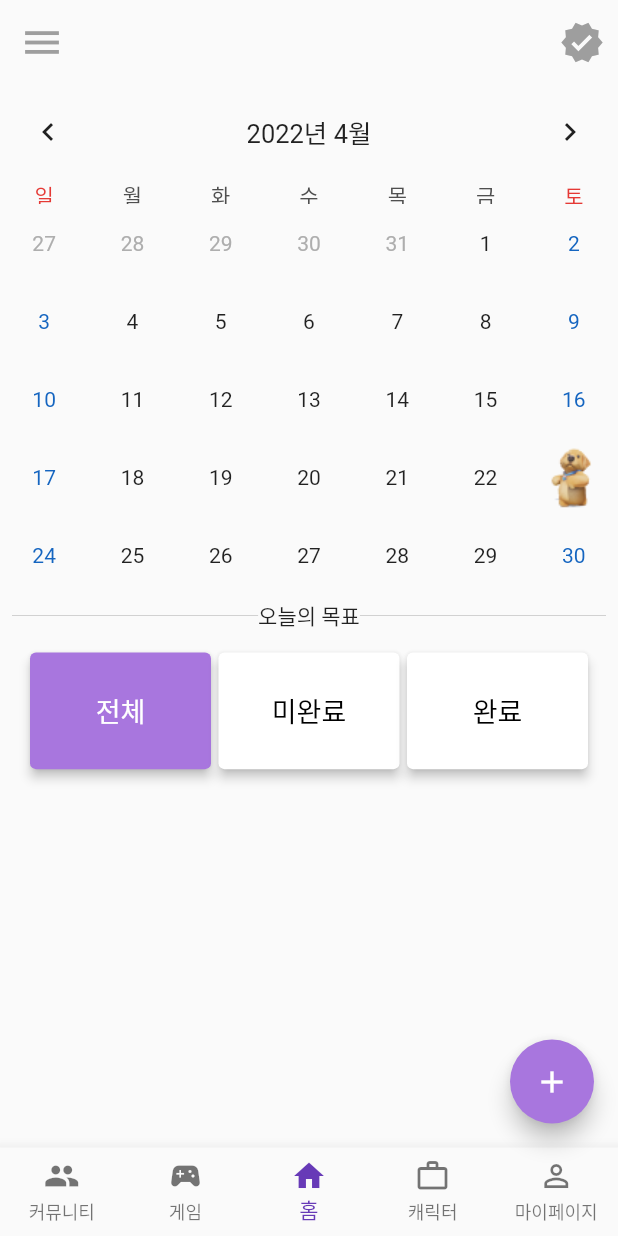
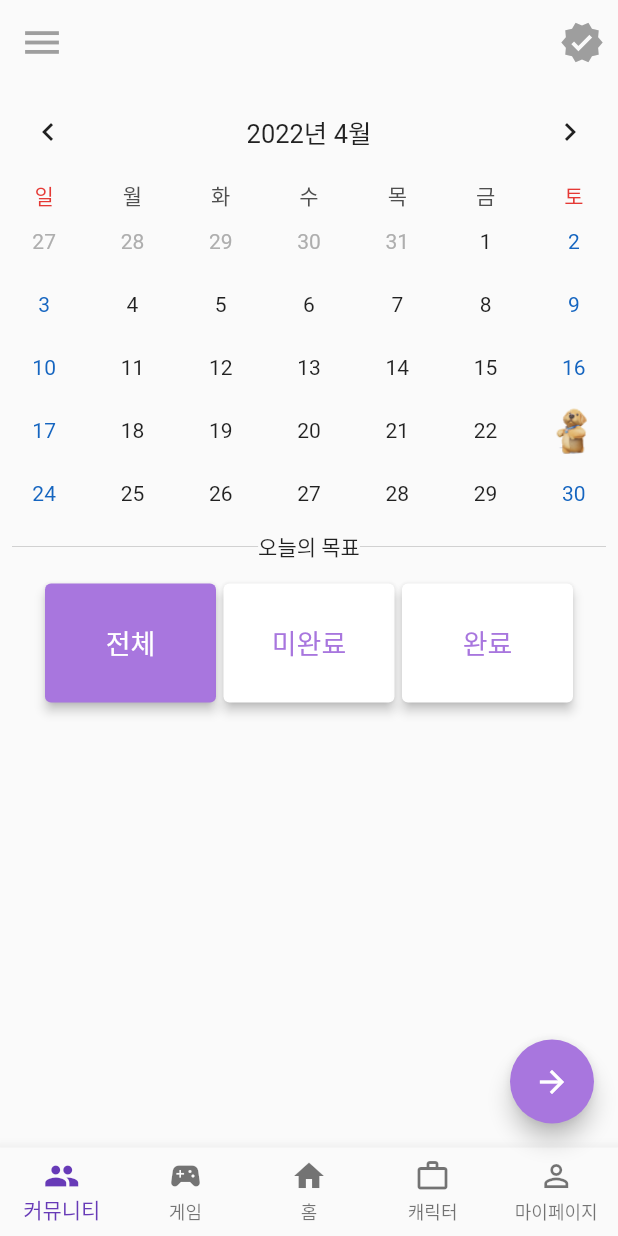
Before and after one commit to JasonKK/BOM-frontend, a Flutter app: the screen it shows after launch, after a tap on the "menu" icon, on a phone screen of 412 x 824 dp. Run offline on Flutter 3.47's test engine with Material 2 defaults, Android fonts, the phone set to English and light mode, and no system bars; drawn by our look-alikes of table_calendar; our stand-ins replace flutter_hooks, flutter_riverpod, google_fonts, hooks_riverpod; network calls fail.

Commit message:
Create Details(daily) Page & refactoring

```diff
--- a/lib/main.dart
+++ b/lib/main.dart
@@ -22,7 +22,7 @@ class MyApp extends StatelessWidget {
       theme: ThemeData(
         primarySwatch: Colors.blue,
       ),
-      home: const homeScreen(),
+      home: const HomeScreen(),
     );
   }
 }
--- a/lib/provider/todo_provider.dart
+++ b/lib/provider/todo_provider.dart
@@ -39,7 +39,6 @@ class TodoList extends StateNotifier<List<Todo>> {
     final plans = await _repository.createTodo(plan); // final plans = await _repository!.createTodo(plan);
     return plans;
   }
-
 
   void add(String description) { // 추후 수정
     state = [
--- a/lib/repository/plan_repository.dart
+++ b/lib/repository/plan_repository.dart
@@ -7,8 +7,8 @@ class TodoRepository{
   static const urlApi = 'http://ec2-3-39-177-232.ap-northeast-2.compute.amazonaws.com';
 
   Future<List<Todo>> loadTodos() async{
-    var url =  Uri.parse(urlApi+'/plan/all?date=2022-04-18&userId=1');
-    // var url =  Uri.parse(urlApi+'/plan/all?date=${getToday()}&userId=1');
+    // var url =  Uri.parse(urlApi+'/plan/all?date=2022-04-18&userId=1');
+    var url =  Uri.parse(urlApi+'/plan/all?date=${getToday()}&userId=1');
     var response = await http.get(url);
     if(response.body == null){
       print('error with get');
--- /dev/null
+++ b/lib/view/components/appbar.dart
@@ -0,0 +1,34 @@
+import 'package:flutter/material.dart';
+
+class BomAppBar extends StatefulWidget implements PreferredSizeWidget {
+  const BomAppBar({Key? key}) : preferredSize = const Size.fromHeight(kToolbarHeight), super(key: key);
+
+  @override
+  State<BomAppBar> createState() => _BomAppBarState();
+
+  @override
+  final Size preferredSize; // default is 56.0
+}
+
+class _BomAppBarState extends State<BomAppBar> {
+  @override
+  Widget build(BuildContext context) {
+    return AppBar(
+        title: const Text(''),
+        backgroundColor: Colors.transparent,
+        elevation: 0.0,
+        // 좌측
+        leading: IconButton(
+            icon: const Icon(Icons.menu, color: Colors.grey),
+            onPressed: () {},
+            iconSize: 30.0),
+        // 우측
+        actions: [
+          IconButton(
+            icon: const Icon(Icons.verified, color: Colors.grey),
+            onPressed: () {},
+            iconSize: 30.0,
+          )
+        ]);
+  }
+}
--- /dev/null
+++ b/lib/view/components/bottom_navigation.dart
@@ -0,0 +1,33 @@
+// navigation bar는 임시이므로 riverpod로 구현할 것
+import 'package:flutter/material.dart';
+
+class BottomNavigationBarWidget extends StatefulWidget {
+  int index;
+
+  BottomNavigationBarWidget({Key? key, required this.index}) : super(key: key);
+
+  @override
+  State<BottomNavigationBarWidget> createState() =>
+      BottomNavigationBarWidgetState();
+}
+
+class BottomNavigationBarWidgetState
+    extends State<BottomNavigationBarWidget> {
+  @override
+  Widget build(BuildContext context) {
+    return BottomNavigationBar(
+      type: BottomNavigationBarType.fixed,
+      items: const [
+        BottomNavigationBarItem(icon: Icon(Icons.group), label: "커뮤니티"),
+        BottomNavigationBarItem(icon: Icon(Icons.sports_esports), label: "게임"),
+        BottomNavigationBarItem(icon: Icon(Icons.home), label: "홈"),
+        BottomNavigationBarItem(icon: Icon(Icons.work_outline), label: "캐릭터"),
+        BottomNavigationBarItem(
+            icon: Icon(Icons.person_outline), label: "마이페이지"),
+      ],
+      currentIndex: widget.index,
+      onTap: (int index) => setState(() => widget.index = index),
+      selectedItemColor: Colors.deepPurple,
+    );
+  }
+}
--- a/lib/view/components/calendar.dart
+++ b/lib/view/components/calendar.dart
@@ -2,14 +2,14 @@ import 'package:table_calendar/table_calendar.dart';
 import 'package:bom_front/utils.dart';
 import 'package:flutter/material.dart';
 
-class bomCalendar extends StatefulWidget {
-  const bomCalendar({Key? key}) : super(key: key);
+class BomCalendar extends StatefulWidget {
+  const BomCalendar({Key? key}) : super(key: key);
 
   @override
-  State<bomCalendar> createState() => _bomCalendarState();
+  State<BomCalendar> createState() => _BomCalendarState();
 }
 
-class _bomCalendarState extends State<bomCalendar> with TickerProviderStateMixin {
+class _BomCalendarState extends State<BomCalendar> with TickerProviderStateMixin {
 
   CalendarFormat _calendarFormat = CalendarFormat.month;
 
@@ -41,6 +41,11 @@ class _bomCalendarState extends State<bomCalendar> with TickerProviderStateMixin
         CalendarFormat.month: '',
         CalendarFormat.week: ''
       },
+      // headerVisible:false,
+      // daysOfWeekVisible: false,
+      rowHeight: 42.0,
+        daysOfWeekHeight: 20.0,
+        // pageAnimationEnabled:false,
       calendarStyle: CalendarStyle(
         // outsideDaysVisible: false,
         weekendTextStyle:
--- a/lib/view/components/filter_button_widget.dart
+++ b/lib/view/components/filter_button_widget.dart
@@ -14,13 +14,13 @@ class FilterButtons extends HookConsumerWidget {
   Widget build(BuildContext context, WidgetRef ref) {
     final filter = ref.watch(todoListFilter);
     Color textColorFor(TodoListFilter value) =>
-        filter == value ? Colors.white : Colors.black;
+        filter == value ? Colors.white : Color(0xffA876DE);
     Color primaryColorFor(TodoListFilter value) =>
         filter == value ? Color(0xffA876DE) : Colors.white;
 
     return Material(
         child: Container(
-      padding: const EdgeInsets.symmetric(horizontal: 20, vertical: 0),
+      padding: const EdgeInsets.symmetric(horizontal: 30, vertical: 0),
       child: Row(
         mainAxisAlignment: MainAxisAlignment.spaceBetween,
         crossAxisAlignment: CrossAxisAlignment.stretch,
--- a/lib/view/components/plan.dart
+++ b/lib/view/components/plan.dart
@@ -29,10 +29,12 @@ class Plan extends HookConsumerWidget {
               child: FilterButtons()
           ),
           Expanded(
-            flex: 6,
+            flex: 7,
+            child: Padding(
+              padding: const EdgeInsets.only(top: 16.0),
               child: ListView( // ListView.builder 또한 ok
                     children: [
-                    const SizedBox(height: 19),
+                      const SizedBox(height: 2.0),
                       for (var i = 0; i < todos.length; i++) ...[
                         if (i > 0) const SizedBox(height: 5),
                         Dismissible(
@@ -50,6 +52,7 @@ class Plan extends HookConsumerWidget {
                         ),
                       ],
                     ],
+                  ),
             ),
           ),
         ],
--- a/lib/view/components/plan_item_widget.dart
+++ b/lib/view/components/plan_item_widget.dart
@@ -20,7 +20,7 @@ class PlanItem extends HookConsumerWidget {
 
     return Container(
         width: double.infinity,
-        padding: const EdgeInsets.symmetric(horizontal: 20),
+        padding: const EdgeInsets.symmetric(horizontal: 30),
         child: Material(
           color: Colors.white,
           elevation: 3,
@@ -60,7 +60,7 @@ class PlanItem extends HookConsumerWidget {
                       focusNode: textFieldFocusNode,
                       controller: textEditingController,
                     )
-                  : Text(todo.planName),
+                  : Text(todo.planName, style: TextStyle(fontSize: 18.0)),
             ),
           ),
         ));
--- a/lib/view/hom_view.dart
+++ b/lib/view/hom_view.dart
@@ -1,40 +1,30 @@
 import 'package:bom_front/view/add_view.dart';
+import 'package:bom_front/view/components/appbar.dart';
 import 'package:bom_front/view/components/calendar.dart';
 import 'package:bom_front/view/components/plan.dart';
 import 'package:flutter/material.dart';
 
-class homeScreen extends StatefulWidget {
-  const homeScreen({Key? key}) : super(key: key);
+import 'components/bottom_navigation.dart';
+import 'home_detail_view.dart';
+
+class HomeScreen extends StatefulWidget {
+  const HomeScreen({Key? key}) : super(key: key);
 
   @override
-  State<homeScreen> createState() => _homeScreenState();
+  State<HomeScreen> createState() => _HomeScreenState();
 }
 
-class _homeScreenState extends State<homeScreen> {
+class _HomeScreenState extends State<HomeScreen> {
+  int index = 2;
+
   @override
   Widget build(BuildContext context) {
     return Scaffold(
-        appBar: AppBar(
-            title: const Text(''),
-            backgroundColor: Colors.transparent,
-            elevation: 0.0,
-            // 좌측
-            leading: IconButton(
-                icon: const Icon(Icons.menu, color: Colors.grey),
-                onPressed: () {},
-                iconSize: 30.0),
-            // 우측
-            actions: [
-              IconButton(
-                icon: const Icon(Icons.verified, color: Colors.grey),
-                onPressed: () {},
-                iconSize: 30.0,
-              )
-            ]),
+        appBar: BomAppBar(),
         body: Center(
           child: Column(
             children: [
-              bomCalendar(),
+              BomCalendar(),
               const SizedBox(height: 4), // to protect appBar block
               Padding(
                 padding: const EdgeInsets.symmetric(horizontal: 8.0),
@@ -53,28 +43,15 @@ class _homeScreenState extends State<homeScreen> {
               const SizedBox(height: 19),
             ],
           ),
-        ),floatingActionButton: FloatingActionButton(
-      child: Icon(Icons.add),backgroundColor: Color(0xffA876DE),
-      onPressed: (){
-        Navigator.push(context, MaterialPageRoute(builder: (context) => AddPlan()));
-      },
-    ),
-        bottomNavigationBar: _bottomNavigationBarWidget());
+        ),
+        floatingActionButton: FloatingActionButton(
+          child: Icon(Icons.arrow_forward),
+          backgroundColor: Color(0xffA876DE),
+          onPressed: () {
+            Navigator.push(
+                context, MaterialPageRoute(builder: (context) => HomeDetailScreen()));
+          },
+        ),
+        bottomNavigationBar: BottomNavigationBarWidget(index: index));
   }
 }
-
-Widget _bottomNavigationBarWidget() {
-  return BottomNavigationBar(
-    type: BottomNavigationBarType.fixed,
-    items: const [
-      BottomNavigationBarItem(icon: Icon(Icons.group), label: "커뮤니티"),
-      BottomNavigationBarItem(icon: Icon(Icons.sports_esports), label: "게임"),
-      BottomNavigationBarItem(icon: Icon(Icons.home), label: "홈"),
-      BottomNavigationBarItem(icon: Icon(Icons.work_outline), label: "캐릭터"),
-      BottomNavigationBarItem(icon: Icon(Icons.person_outline), label: "마이페이지"),
-    ],
-    currentIndex: 2,
-    onTap: (index) {},
-    selectedItemColor: Colors.deepPurple,
-  );
-}
--- /dev/null
+++ b/lib/view/home_detail_view.dart
@@ -0,0 +1,38 @@
+import 'package:flutter/material.dart';
+import 'components/appbar.dart';
+import 'components/bottom_navigation.dart';
+import 'components/calendar.dart';
+import 'hom_view.dart';
+
+class HomeDetailScreen extends StatefulWidget {
+  const HomeDetailScreen({Key? key}) : super(key: key);
+
+  @override
+  State<HomeDetailScreen> createState() => _HomeDetailScreenState();
+}
+
+class _HomeDetailScreenState extends State<HomeDetailScreen> {
+  int index = 2;
+
+  @override
+  Widget build(BuildContext context) {
+    return Scaffold(
+        appBar: BomAppBar(),
+        body: Center(
+          child: Column(
+            children: [
+              BomCalendar(),
+            ],
+          ),
+        ),
+        floatingActionButton: FloatingActionButton(
+          child: Icon(Icons.arrow_back),
+          backgroundColor: Color(0xffA876DE),
+          onPressed: () {
+            Navigator.pop(context);
+          },
+        ),
+        floatingActionButtonLocation: FloatingActionButtonLocation.centerDocked,
+        bottomNavigationBar: BottomNavigationBarWidget(index: index));
+  }
+}
```
Lines whose indentation alone changed are shown as unchanged.
